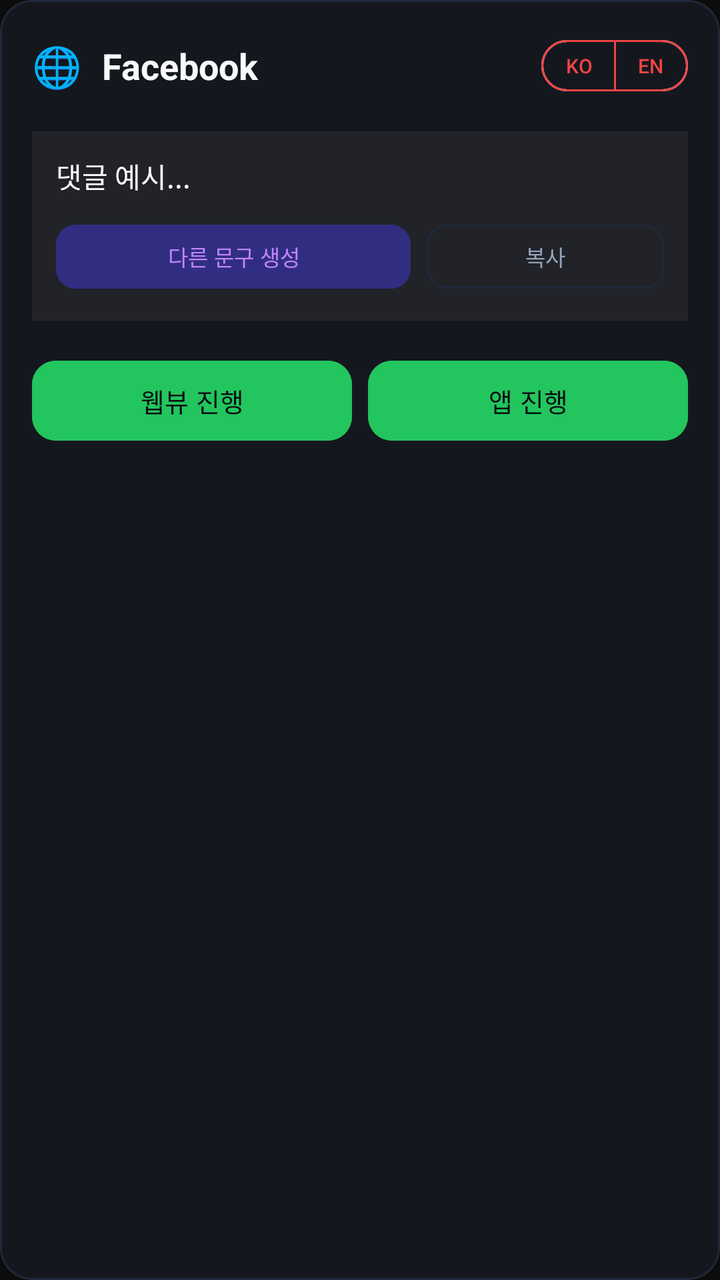
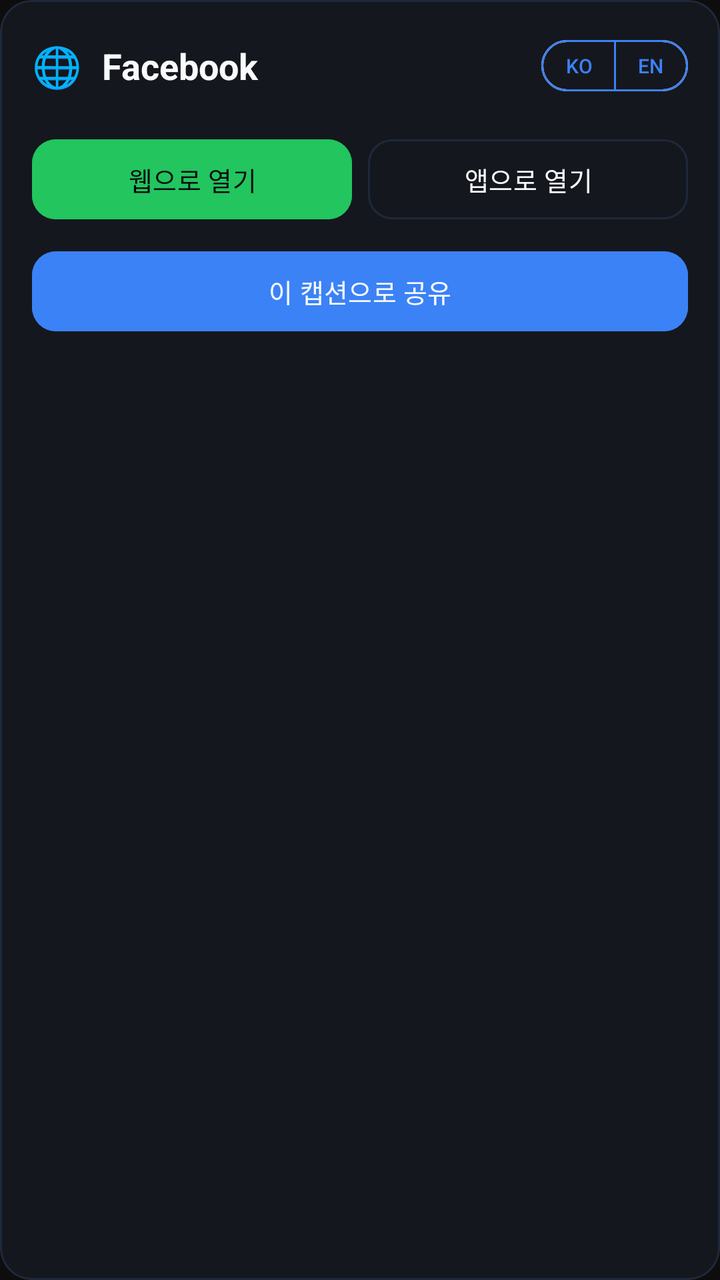

Compare the two renders of this Android layout. The source of the first and the diff that turns it into the second are given below.
<!-- AndroidManifest.xml: application theme Theme.Snshub -->
<!-- res/layout/item_sns.xml -->
<?xml version="1.0" encoding="utf-8"?>
<com.google.android.material.card.MaterialCardView xmlns:android="http://schemas.android.com/apk/res/android"
    xmlns:app="http://schemas.android.com/apk/res-auto"
    android:layout_width="match_parent"
    android:layout_height="wrap_content"
    android:layout_marginBottom="12dp"
    app:cardBackgroundColor="@color/card_dark"
    app:cardCornerRadius="16dp"
    app:strokeWidth="1dp"
    app:strokeColor="@color/divider"
    app:cardElevation="0dp">

    <LinearLayout
        android:layout_width="match_parent"
        android:layout_height="wrap_content"
        android:orientation="vertical"
        android:padding="16dp">

        <LinearLayout
            android:layout_width="match_parent"
            android:layout_height="wrap_content"
            android:orientation="horizontal"
            android:gravity="center_vertical">

            <TextView
                android:id="@+id/snsIcon"
                android:layout_width="wrap_content"
                android:layout_height="wrap_content"
                android:textSize="20sp"
                android:text="🌐" />

            <TextView
                android:id="@+id/snsName"
                android:layout_width="0dp"
                android:layout_height="wrap_content"
                android:layout_weight="1"
                android:layout_marginStart="10dp"
                android:text="Facebook"
                android:textColor="@color/text_primary"
                android:textSize="18sp"
                android:textStyle="bold" />

            <com.google.android.material.button.MaterialButtonToggleGroup
                android:id="@+id/langToggle"
                android:layout_width="wrap_content"
                android:layout_height="wrap_content"
                app:singleSelection="true"
                app:selectionRequired="true">

                <com.google.android.material.button.MaterialButton
                    android:id="@+id/btnLangKo"
                    style="?attr/materialButtonOutlinedStyle"
                    android:layout_width="wrap_content"
                    android:layout_height="wrap_content"
                    android:text="KO"
                    android:textSize="10sp"
                    android:minWidth="0dp"
                    android:paddingHorizontal="12dp"
                    android:minHeight="32dp"
                    app:strokeColor="@color/accent_red"
                    android:textColor="@color/accent_red" />

                <com.google.android.material.button.MaterialButton
                    android:id="@+id/btnLangEn"
                    style="?attr/materialButtonOutlinedStyle"
                    android:layout_width="wrap_content"
                    android:layout_height="wrap_content"
                    android:text="EN"
                    android:textSize="10sp"
                    android:minWidth="0dp"
                    android:paddingHorizontal="12dp"
                    android:minHeight="32dp"
                    app:strokeColor="@color/accent_red"
                    android:textColor="@color/accent_red" />
            </com.google.android.material.button.MaterialButtonToggleGroup>
        </LinearLayout>

        <LinearLayout
            android:id="@+id/commentArea"
            android:layout_width="match_parent"
            android:layout_height="wrap_content"
            android:orientation="vertical"
            android:layout_marginTop="16dp"
            android:padding="12dp"
            android:background="#0DFFFFFF">

            <TextView
                android:id="@+id/textCommentExample"
                android:layout_width="match_parent"
                android:layout_height="wrap_content"
                android:textColor="@color/text_primary"
                android:textSize="14sp"
                android:lineSpacingExtra="2dp"
                android:text="댓글 예시..." />

            <LinearLayout
                android:layout_width="match_parent"
                android:layout_height="wrap_content"
                android:orientation="horizontal"
                android:layout_marginTop="10dp">

                <com.google.android.material.button.MaterialButton
                    android:id="@+id/btnRefreshComment"
                    android:layout_width="0dp"
                    android:layout_height="wrap_content"
                    android:layout_weight="1.2"
                    android:text="다른 문구 생성"
                    android:textSize="11sp"
                    android:minHeight="40dp"
                    android:backgroundTint="#312E81"
                    android:textColor="#C084FC"
                    app:cornerRadius="10dp" />

                <com.google.android.material.button.MaterialButton
                    android:id="@+id/btnCopyComment"
                    style="?attr/materialButtonOutlinedStyle"
                    android:layout_width="0dp"
                    android:layout_height="wrap_content"
                    android:layout_weight="0.8"
                    android:layout_marginStart="8dp"
                    android:text="복사"
                    android:textSize="11sp"
                    android:minHeight="40dp"
                    app:strokeColor="@color/divider"
                    android:textColor="@color/text_secondary"
                    app:cornerRadius="10dp" />
            </LinearLayout>
        </LinearLayout>

        <LinearLayout
            android:layout_width="match_parent"
            android:layout_height="wrap_content"
            android:orientation="horizontal"
            android:layout_marginTop="16dp">

            <com.google.android.material.button.MaterialButton
                android:id="@+id/btnWeb"
                android:layout_width="0dp"
                android:layout_height="wrap_content"
                android:layout_weight="1"
                android:text="웹뷰 진행"
                android:textSize="13sp"
                app:cornerRadius="12dp"
                android:backgroundTint="@color/accent_primary"
                android:textColor="@color/bg_dark" />

            <com.google.android.material.button.MaterialButton
                android:id="@+id/btnApp"
                android:layout_width="0dp"
                android:layout_height="wrap_content"
                android:layout_weight="1"
                android:layout_marginStart="8dp"
                android:text="앱 진행"
                android:textSize="13sp"
                app:cornerRadius="12dp"
                android:backgroundTint="@color/accent_primary"
                android:textColor="@color/bg_dark" />
        </LinearLayout>
    </LinearLayout>
</com.google.android.material.card.MaterialCardView>
<!-- resources referenced by this layout -->
<resources>
  <color name="accent_primary">#22C55E</color>
  <color name="accent_red">#EF4444</color>
  <color name="bg_dark">#0A0B10</color>
  <color name="card_dark">#15171E</color>
  <color name="divider">#1E293B</color>
  <color name="text_primary">#F8FAFC</color>
  <color name="text_secondary">#94A3B8</color>
  <style name="Theme.Snshub" parent="Theme.Material3.DayNight.NoActionBar">
          <item name="android:windowBackground">#0d0d0d</item>
          <item name="android:statusBarColor">#101010</item>
          <item name="android:navigationBarColor">#0d0d0d</item>
      </style>
</resources>

<!-- the commit's change to res/layout/item_sns.xml (unified diff, before → after) -->
@@ -57,8 +57,8 @@
                     android:minWidth="0dp"
                     android:paddingHorizontal="12dp"
                     android:minHeight="32dp"
-                    app:strokeColor="@color/accent_red"
-                    android:textColor="@color/accent_red" />
+                    app:strokeColor="@color/accent_blue"
+                    android:textColor="@color/accent_blue" />
 
                 <com.google.android.material.button.MaterialButton
                     android:id="@+id/btnLangEn"
@@ -70,61 +70,9 @@
                     android:minWidth="0dp"
                     android:paddingHorizontal="12dp"
                     android:minHeight="32dp"
-                    app:strokeColor="@color/accent_red"
-                    android:textColor="@color/accent_red" />
+                    app:strokeColor="@color/accent_blue"
+                    android:textColor="@color/accent_blue" />
             </com.google.android.material.button.MaterialButtonToggleGroup>
-        </LinearLayout>
-
-        <LinearLayout
-            android:id="@+id/commentArea"
-            android:layout_width="match_parent"
-            android:layout_height="wrap_content"
-            android:orientation="vertical"
-            android:layout_marginTop="16dp"
-            android:padding="12dp"
-            android:background="#0DFFFFFF">
-
-            <TextView
-                android:id="@+id/textCommentExample"
-                android:layout_width="match_parent"
-                android:layout_height="wrap_content"
-                android:textColor="@color/text_primary"
-                android:textSize="14sp"
-                android:lineSpacingExtra="2dp"
-                android:text="댓글 예시..." />
-
-            <LinearLayout
-                android:layout_width="match_parent"
-                android:layout_height="wrap_content"
-                android:orientation="horizontal"
-                android:layout_marginTop="10dp">
-
-                <com.google.android.material.button.MaterialButton
-                    android:id="@+id/btnRefreshComment"
-                    android:layout_width="0dp"
-                    android:layout_height="wrap_content"
-                    android:layout_weight="1.2"
-                    android:text="다른 문구 생성"
-                    android:textSize="11sp"
-                    android:minHeight="40dp"
-                    android:backgroundTint="#312E81"
-                    android:textColor="#C084FC"
-                    app:cornerRadius="10dp" />
-
-                <com.google.android.material.button.MaterialButton
-                    android:id="@+id/btnCopyComment"
-                    style="?attr/materialButtonOutlinedStyle"
-                    android:layout_width="0dp"
-                    android:layout_height="wrap_content"
-                    android:layout_weight="0.8"
-                    android:layout_marginStart="8dp"
-                    android:text="복사"
-                    android:textSize="11sp"
-                    android:minHeight="40dp"
-                    app:strokeColor="@color/divider"
-                    android:textColor="@color/text_secondary"
-                    app:cornerRadius="10dp" />
-            </LinearLayout>
         </LinearLayout>
 
         <LinearLayout
@@ -138,7 +86,7 @@
                 android:layout_width="0dp"
                 android:layout_height="wrap_content"
                 android:layout_weight="1"
-                android:text="웹뷰 진행"
+                android:text="웹으로 열기"
                 android:textSize="13sp"
                 app:cornerRadius="12dp"
                 android:backgroundTint="@color/accent_primary"
@@ -146,15 +94,27 @@
 
             <com.google.android.material.button.MaterialButton
                 android:id="@+id/btnApp"
+                style="?attr/materialButtonOutlinedStyle"
                 android:layout_width="0dp"
                 android:layout_height="wrap_content"
                 android:layout_weight="1"
                 android:layout_marginStart="8dp"
-                android:text="앱 진행"
+                android:text="앱으로 열기"
                 android:textSize="13sp"
                 app:cornerRadius="12dp"
-                android:backgroundTint="@color/accent_primary"
-                android:textColor="@color/bg_dark" />
+                app:strokeColor="@color/divider"
+                android:textColor="@color/text_primary" />
         </LinearLayout>
+
+        <com.google.android.material.button.MaterialButton
+            android:id="@+id/btnShare"
+            android:layout_width="match_parent"
+            android:layout_height="wrap_content"
+            android:layout_marginTop="8dp"
+            android:text="이 캡션으로 공유"
+            android:textSize="13sp"
+            app:cornerRadius="12dp"
+            android:backgroundTint="@color/accent_blue"
+            android:textColor="@color/text_primary" />
     </LinearLayout>
 </com.google.android.material.card.MaterialCardView>
<!-- resource entries referenced after the edit -->
@@ -1,12 +1,11 @@
 <!-- resources referenced by this layout -->
 <resources>
+  <color name="accent_blue">#3B82F6</color>
   <color name="accent_primary">#22C55E</color>
-  <color name="accent_red">#EF4444</color>
   <color name="bg_dark">#0A0B10</color>
   <color name="card_dark">#15171E</color>
   <color name="divider">#1E293B</color>
   <color name="text_primary">#F8FAFC</color>
-  <color name="text_secondary">#94A3B8</color>
   <style name="Theme.Snshub" parent="Theme.Material3.DayNight.NoActionBar">
           <item name="android:windowBackground">#0d0d0d</item>
           <item name="android:statusBarColor">#101010</item>
